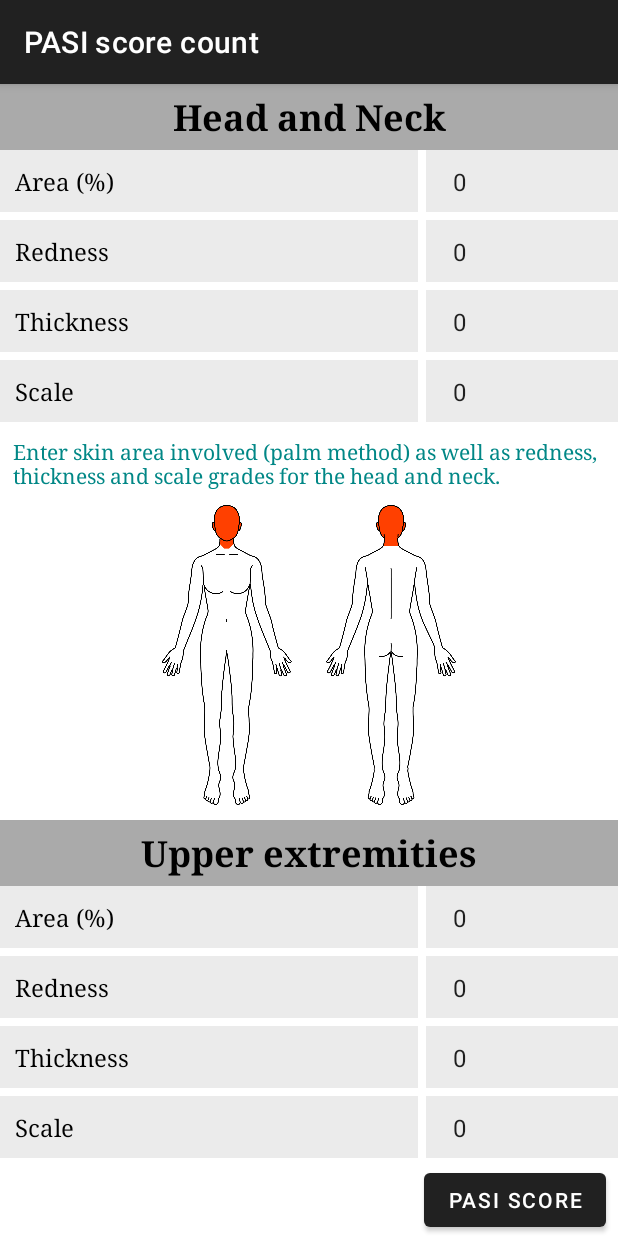
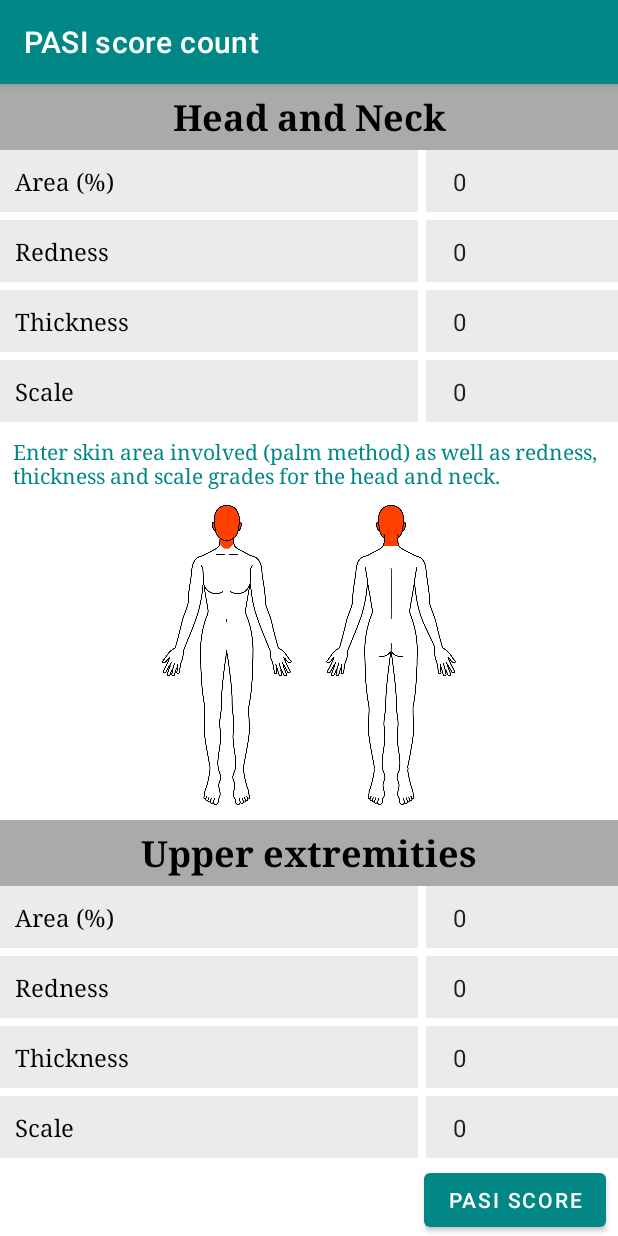
Before and after one commit to Luc5053/Pasi-Score-Count, an Android app: the screen it shows after launch (MainActivity), on a phone screen of 412 x 824 dp. Run offline under Robolectric (Android 15) with nearby library versions, the phone set to English and light mode, and no system bars.

```diff
--- a/app/src/main/res/values/themes.xml
+++ b/app/src/main/res/values/themes.xml
@@ -2,8 +2,7 @@
     <!-- Base application theme. -->
     <style name="Theme.PASIScoreCount" parent="Theme.MaterialComponents.DayNight.DarkActionBar">
         <!-- Primary brand color. -->
-        <item name="colorPrimaryVariant">@color/purple_700</item>
-        <item name="colorOnPrimary">@color/white</item>
+        <item name="colorPrimary">@color/teal_700</item>
         <!-- Secondary brand color. -->
         <item name="colorSecondary">@color/teal_200</item>
         <item name="colorSecondaryVariant">@color/teal_200</item>
```
